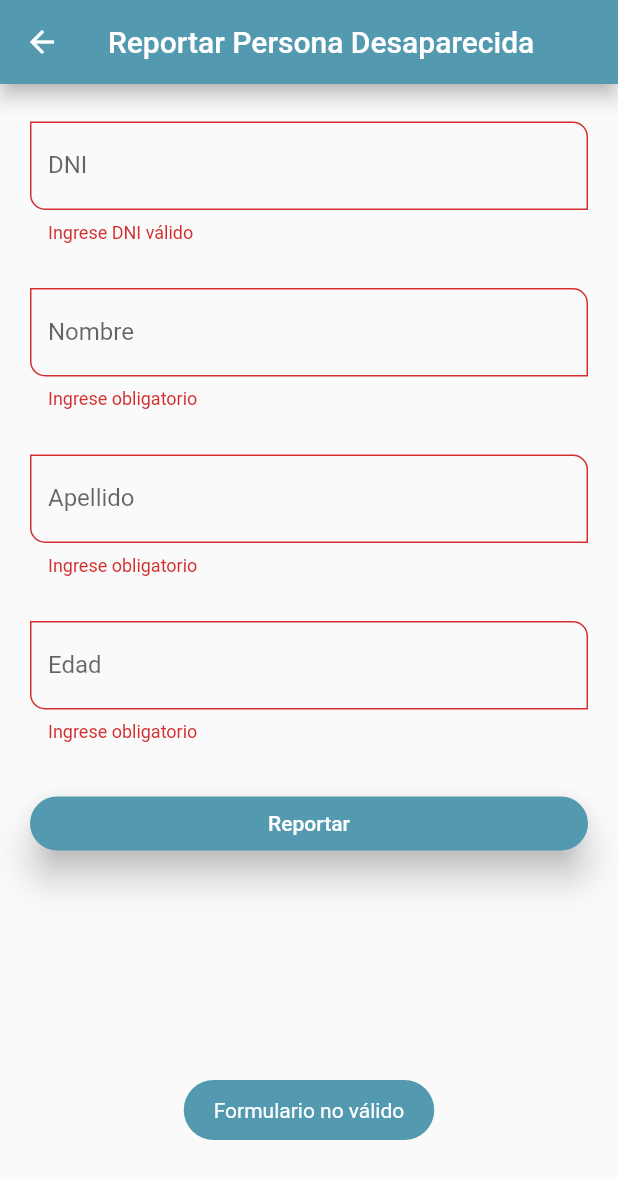
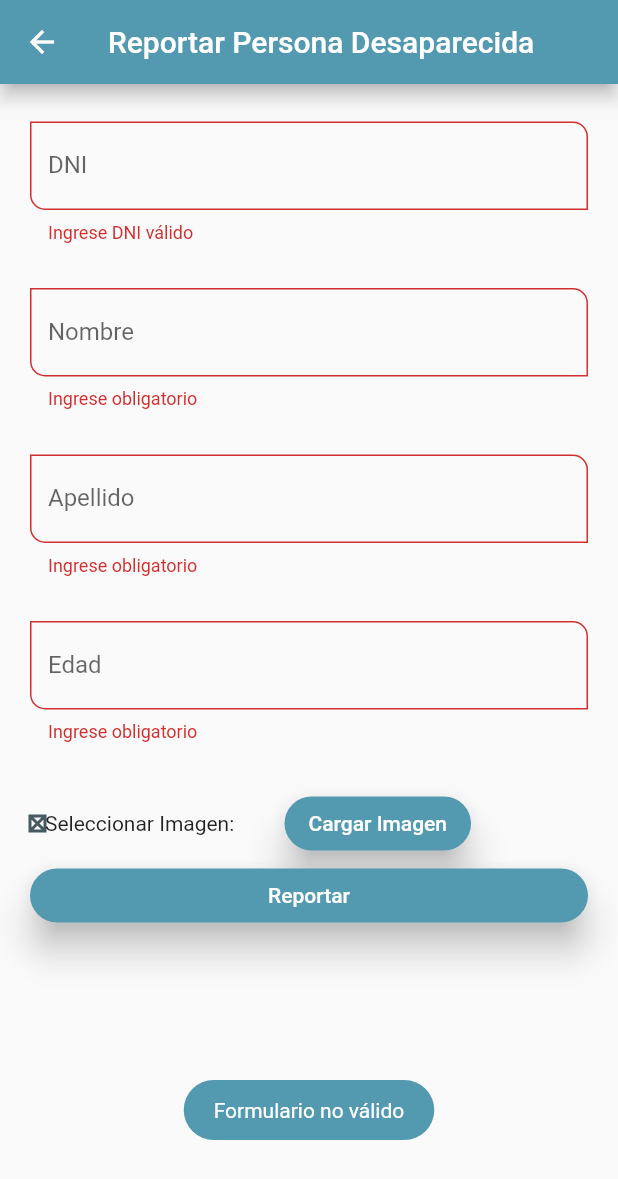
Before and after one commit to RicardoCl09/ProyectoVIJAP, a Flutter app: the InputsScreen screen opened by its route, after a tap on "Reportar", on a phone screen of 412 x 824 dp. Shown: the top 1179 px of the screen. Run offline on Flutter 3.47's test engine with Material 2 defaults, Android fonts, the phone set to English and light mode, and no system bars; our stand-ins replace cloud_firestore, firebase_core, firebase_storage, fluttertoast, image_picker; accounts and stored records are empty.

Commit message:
Termina3 xd

```diff
--- a/lib/screens/inputs_screen.dart
+++ b/lib/screens/inputs_screen.dart
@@ -1,15 +1,25 @@
+import 'dart:async';
 import 'dart:io';
 
 import 'package:cloud_firestore/cloud_firestore.dart';
+import 'package:firebase_storage/firebase_storage.dart';
 import 'package:flutter/material.dart';
 import 'package:fluttertoast/fluttertoast.dart';
+import 'package:image_picker/image_picker.dart';
 
 import 'package:proyecto_vijap/theme/app_theme.dart';
 import 'package:proyecto_vijap/widgets/widgets.dart';
 
-class InputsScreen extends StatelessWidget {
+class InputsScreen extends StatefulWidget {
   const InputsScreen({Key? key}) : super(key: key);
 
+  @override
+  State<InputsScreen> createState() => _InputsScreenState();
+}
+
+class _InputsScreenState extends State<InputsScreen> {
+  String? imageUrl;
+  String? url;
   @override
   Widget build(BuildContext context) {
     final firebase = FirebaseFirestore.instance;
@@ -19,7 +29,9 @@ class InputsScreen extends StatelessWidget {
       'first_name': '',
       'last_name': '',
       'age': 0,
+      'image': ''
     };
+
     return Scaffold(
         appBar: AppBar(
           title: const Text('Reportar Persona Desaparecida'),
@@ -74,6 +86,46 @@ class InputsScreen extends StatelessWidget {
                   const SizedBox(
                     height: 30,
                   ),
+                  Row(
+                    children: [
+                      (imageUrl != null)
+                          ? Image.network(imageUrl!)
+                          : const Placeholder(
+                              fallbackHeight: 10.0, fallbackWidth: 10.0),
+                      const Text("Seleccionar Imagen: "),
+                      const SizedBox(
+                        width: 30,
+                      ),
+                      ElevatedButton(
+                        child: const Text("Cargar Imagen"),
+                        onPressed: () async {
+                          final _storage = FirebaseStorage.instance;
+                          final _picker = ImagePicker();
+                          XFile? image;
+
+                          image = await _picker.pickImage(
+                              source: ImageSource.gallery);
+                          if (image != null) {
+                            var file = File(image.path);
+                            for (int i = 5; i >= 0; i--) {
+                              inputToast('Espere $i segundos...');
+                            }
+                            var snapshot = await _storage
+                                .ref()
+                                .child("fotos/${image.path}")
+                                .putFile(file);
+                            imageUrl = await snapshot.ref.getDownloadURL();
+                            formValues['image'] = imageUrl;
+                          } else {
+                            print("No se recibio");
+                          }
+                        },
+                      )
+                    ],
+                  ),
+                  Column(
+                    children: [],
+                  ),
                   ElevatedButton(
                       onPressed: () async {
                         bool encontrado = false;
@@ -103,10 +155,12 @@ class InputsScreen extends StatelessWidget {
                                 'first_name': formValues['first_name'],
                                 'last_name': formValues['last_name'],
                                 'age': formValues['age'],
-                                'Estado': 'Activo'
+                                'image': formValues['image'],
+                                'Estado': 'Desaparecido'
                               });
                               Navigator.pop(context);
                               print(formValues);
+                              print(imageUrl);
                               inputToast('Reporte exitoso');
                             }
                           } catch (e) {
--- a/lib/widgets/custom_card_type_2.dart
+++ b/lib/widgets/custom_card_type_2.dart
@@ -17,7 +17,7 @@ class CustomCardType2 extends StatelessWidget {
       child: Column(
         children: [
           FadeInImage(
-            image: AssetImage(imageUrl),
+            image: NetworkImage(imageUrl),
             placeholder: const AssetImage('assets/jar-loading.gif'),
             width: double.infinity,
             height: 300,
--- a/pubspec.yaml
+++ b/pubspec.yaml
@@ -34,6 +34,7 @@ dependencies:
   fluttertoast: ^8.0.9
   firebase_storage: ^10.2.18
   image_picker: ^0.8.5+3
+  permission_handler: ^10.0.0
 
 
   # The following adds the Cupertino Icons font to your application.
```
Also changed, not shown: lib/screens/card_screen.dart (+33 -36 lines), pubspec.lock, 2 other files.
